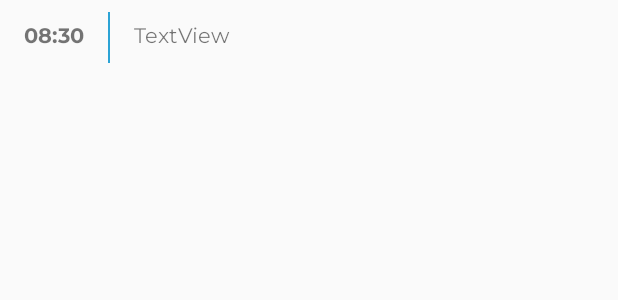
After one commit to saiyenman/Creches, an Android app: the layout session_item.xml on its own in the app's theme, with its tools: preview values and no code run, on a phone screen of 412 x 824 dp. The commit adds this screen. Shown: the top 300 px of the screen. Run offline under Robolectric (Android 15) with nearby library versions, the phone set to English and light mode, and no system bars; Roboto replaces fonts that are not available here.

Commit message:
Each parent sees his kids group event

```diff
--- a/app/src/main/java/com/intellitech/creches/items/CalendarDayItem.kt
+++ b/app/src/main/java/com/intellitech/creches/items/CalendarDayItem.kt
@@ -5,7 +5,7 @@ import com.xwray.groupie.kotlinandroidextensions.GroupieViewHolder
 import com.xwray.groupie.kotlinandroidextensions.Item
 import kotlinx.android.synthetic.main.calendar_day_item.view.*
 
-class CalendarDayItem(private val dayNum : String, private val dayName: String) : Item() {
+class CalendarDayItem(val dayNum : String, val dayName: String) : Item() {
     override fun getLayout() = R.layout.calendar_day_item
 
     override fun bind(viewHolder: GroupieViewHolder, position: Int) {
--- a/app/src/main/res/layout/content_main.xml
+++ b/app/src/main/res/layout/content_main.xml
@@ -59,6 +59,7 @@
         android:layout_height="0dp"
         app:layout_constraintBottom_toBottomOf="parent"
         app:layout_constraintEnd_toEndOf="parent"
+        app:layout_constraintHorizontal_bias="0.0"
         app:layout_constraintStart_toStartOf="parent"
         app:layout_constraintTop_toBottomOf="@+id/appBarLayout" />
 
--- /dev/null
+++ b/app/src/main/res/layout/session_item.xml
@@ -0,0 +1,43 @@
+<?xml version="1.0" encoding="utf-8"?>
+<androidx.constraintlayout.widget.ConstraintLayout xmlns:android="http://schemas.android.com/apk/res/android"
+    xmlns:app="http://schemas.android.com/apk/res-auto"
+    xmlns:tools="http://schemas.android.com/tools"
+    android:layout_width="match_parent"
+    android:layout_height="50dp">
+
+    <View
+        android:id="@+id/divider"
+        android:layout_width="1dp"
+        android:layout_height="match_parent"
+        android:layout_marginStart="16dp"
+        android:layout_marginTop="8dp"
+        android:layout_marginBottom="8dp"
+        android:background="@color/colorPrimary"
+        app:layout_constraintBottom_toBottomOf="parent"
+        app:layout_constraintStart_toEndOf="@+id/session_time_tv"
+        app:layout_constraintTop_toTopOf="parent" />
+
+    <TextView
+        android:id="@+id/session_time_tv"
+        android:layout_width="wrap_content"
+        android:layout_height="wrap_content"
+        android:layout_marginStart="16dp"
+        android:fontFamily="@font/montserrat_bold"
+        android:text="08:30"
+        app:layout_constraintBottom_toBottomOf="parent"
+        app:layout_constraintStart_toStartOf="parent"
+        app:layout_constraintTop_toTopOf="parent" />
+
+    <TextView
+        android:id="@+id/session_title_tv"
+        android:layout_width="0dp"
+        android:layout_height="wrap_content"
+        android:layout_marginStart="16dp"
+        android:layout_marginEnd="16dp"
+        android:fontFamily="@font/montserrat"
+        android:text="TextView"
+        app:layout_constraintBottom_toBottomOf="@+id/divider"
+        app:layout_constraintEnd_toEndOf="parent"
+        app:layout_constraintStart_toEndOf="@+id/divider"
+        app:layout_constraintTop_toTopOf="@+id/divider" />
+</androidx.constraintlayout.widget.ConstraintLayout>
```
Also changed, not shown: app/src/main/java/com/intellitech/creches/MainActivity.kt (+36 -14 lines), app/src/main/java/com/intellitech/creches/fragment/CalendarFragment.kt (+40 -9 lines), app/src/main/java/com/intellitech/creches/fragment/FoodFragment.kt (+32 -18 lines), app/src/main/java/com/intellitech/creches/items/SessionItem.kt (added, +25 -0 lines), app/src/main/java/com/intellitech/creches/models/Session.kt (+3 -4 lines), app/src/main/java/com/intellitech/creches/services/DataService.kt (+15 -4 lines), app/src/main/res/layout/fragment_calendar.xml (+11 -0 lines).
